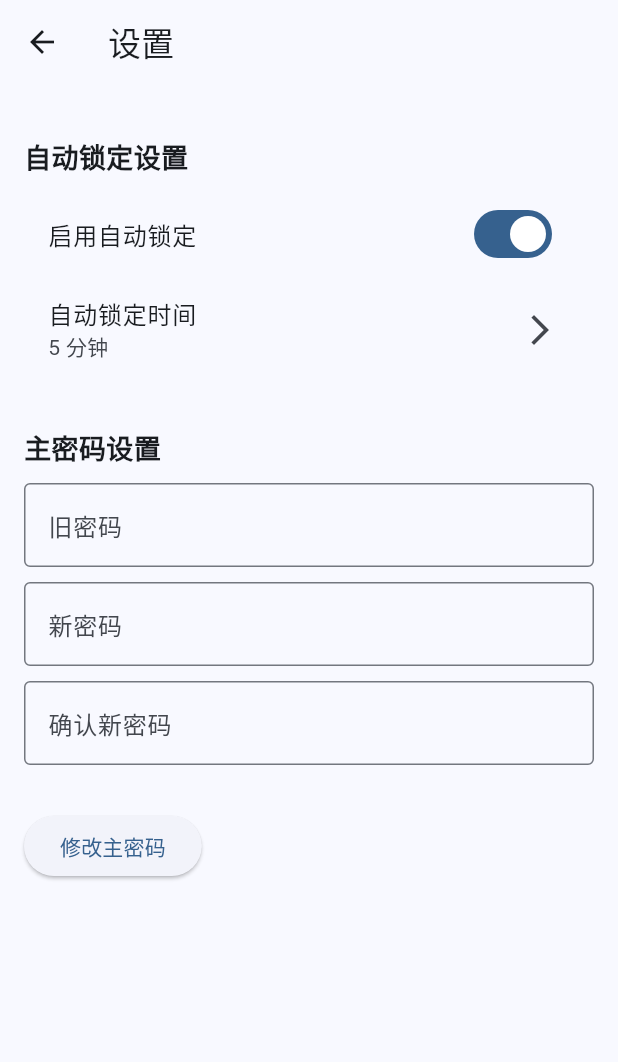
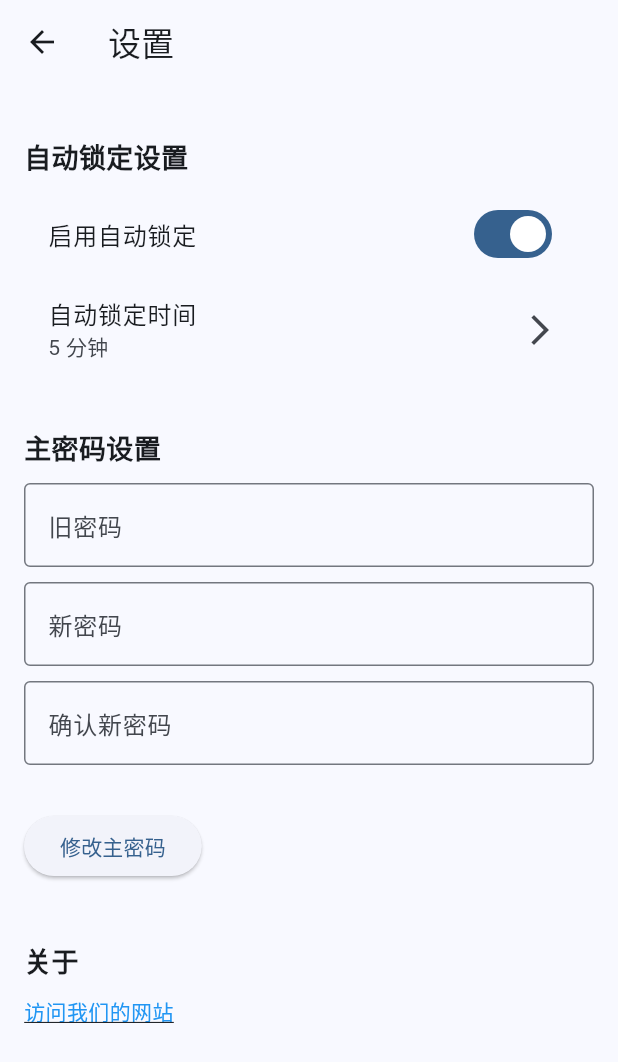
Before and after one commit to rarer08/manage_1, a Flutter app: the SettingsPage screen opened directly, on a phone screen of 412 x 824 dp. Shown: the top 1062 px of the screen. Run offline on Flutter 3.47's test engine with Material 3 defaults, Android fonts, the phone set to English and light mode, and no system bars; our stand-ins replace shared_preferences, sqflite, sqflite_common_ffi; missing offline and left inert: clipboard, encrypt; accounts and stored records are empty.

Commit message:
增加网站链接可跳转设置

```diff
--- a/lib/database/db_helper.dart
+++ b/lib/database/db_helper.dart
@@ -132,7 +132,7 @@ class DBHelper {
   // 获取所有密码条目
   Future<List<PasswordItem>> queryAllRows() async {
     Database db = await instance.database;
-    List<Map<String, dynamic>> maps = await db.query(table, orderBy: '$columnUpdatedAt DESC');
+    List<Map<String, dynamic>> maps = await db.query(table, orderBy: '$columnTitle ASC');
     return List.generate(maps.length, (i) {
       return PasswordItem.fromMap(maps[i]);
     });
@@ -180,7 +180,7 @@ class DBHelper {
       table,
       where: '''$columnTitle LIKE ? OR $columnUsername LIKE ? OR $columnWebsite LIKE ?''',
       whereArgs: ['%$query%', '%$query%', '%$query%'],
-      orderBy: '$columnUpdatedAt DESC',
+      orderBy: '$columnTitle ASC',
     );
     return List.generate(maps.length, (i) {
       return PasswordItem.fromMap(maps[i]);
--- a/lib/pages/settings_page.dart
+++ b/lib/pages/settings_page.dart
@@ -2,6 +2,7 @@ import 'package:flutter/material.dart';
 import 'package:provider/provider.dart';
 import '../providers/password_provider.dart';
 import '../utils/settings_helper.dart';
+import '../utils/url_launcher_helper.dart';
 
 class SettingsPage extends StatefulWidget {
   const SettingsPage({super.key});
@@ -169,6 +170,30 @@ class _SettingsPageState extends State<SettingsPage> {
               onPressed: _changeMasterPassword,
               child: const Text('修改主密码'),
             ),
+            const SizedBox(height: 40),
+            const Text(
+              '关于',
+              style: TextStyle(fontSize: 18, fontWeight: FontWeight.bold),
+            ),
+            const SizedBox(height: 10),
+            GestureDetector(
+              onTap: () async {
+                const url = 'https://example.com';
+                final success = await UrlLauncherHelper.launchUrl(url);
+                if (!success) {
+                  ScaffoldMessenger.of(context).showSnackBar(
+                    const SnackBar(content: Text('无法打开链接')),
+                  );
+                }
+              },
+              child: const Text(
+                '访问我们的网站',
+                style: TextStyle(
+                  color: Colors.blue,
+                  decoration: TextDecoration.underline,
+                ),
+              ),
+            ),
           ],
         ),
       ),
--- a/pubspec.yaml
+++ b/pubspec.yaml
@@ -48,9 +48,11 @@ dependencies:
   # 用于生成和验证强密码
   password_strength: ^0.2.0
   # 用于复制内容到剪贴板
+  clipboard: ^0.1.3
   # 用于桌面平台的SQLite支持
   sqflite_common_ffi: ^2.3.3+1
-  clipboard: ^0.1.3
+  # 用于启动URL链接
+  url_launcher: ^6.2.5
 
 dev_dependencies:
   flutter_test:
```
Also changed, not shown: lib/pages/password_list_page.dart (+31 -5 lines), lib/utils/url_launcher_helper.dart (added, +22 -0 lines), pubspec.lock, 5 other files.
